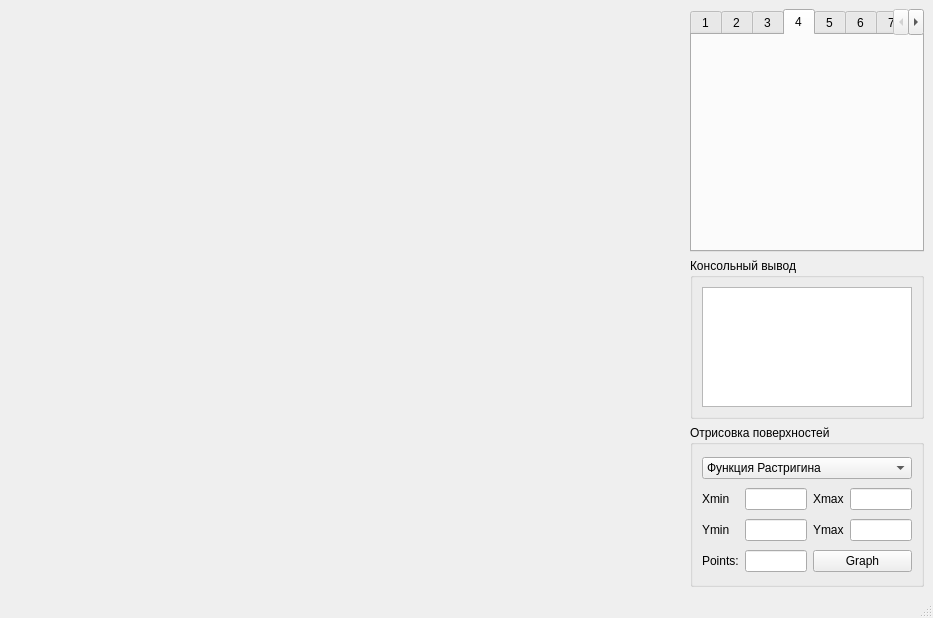
This is src/ui/main.ui in Dramaturg1/SearchOptimization as Qt 5 draws it before an edit. The edited form follows.
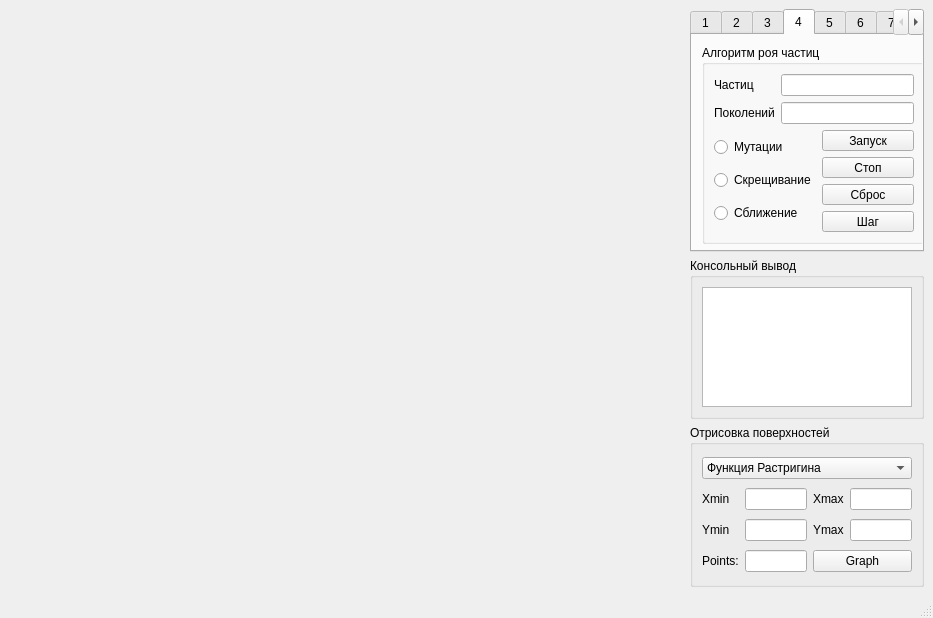
This is the edited form. The open tabs and pages were chosen to show the change.

The edit to the form file:
```diff
--- a/src/ui/main.ui
+++ b/src/ui/main.ui
@@ -345,6 +345,115 @@
            <attribute name="title">
             <string>4</string>
            </attribute>
+           <widget class="QGroupBox" name="groupBox_6">
+            <property name="geometry">
+             <rect>
+              <x>10</x>
+              <y>10</y>
+              <width>224</width>
+              <height>199</height>
+             </rect>
+            </property>
+            <property name="title">
+             <string>Алгоритм роя частиц</string>
+            </property>
+            <layout class="QVBoxLayout" name="verticalLayout_11">
+             <item>
+              <layout class="QGridLayout" name="gridLayout_7">
+               <item row="1" column="1">
+                <widget class="QLineEdit" name="lineEdit_16"/>
+               </item>
+               <item row="0" column="1">
+                <widget class="QLineEdit" name="lineEdit_17"/>
+               </item>
+               <item row="0" column="0">
+                <widget class="QLabel" name="label_16">
+                 <property name="text">
+                  <string>Частиц</string>
+                 </property>
+                </widget>
+               </item>
+               <item row="1" column="0">
+                <widget class="QLabel" name="label_17">
+                 <property name="text">
+                  <string>Поколений</string>
+                 </property>
+                </widget>
+               </item>
+              </layout>
+             </item>
+             <item>
+              <layout class="QHBoxLayout" name="horizontalLayout_4">
+               <item>
+                <layout class="QVBoxLayout" name="verticalLayout_12">
+                 <item>
+                  <widget class="QRadioButton" name="radioButton_4">
+                   <property name="text">
+                    <string>Мутации</string>
+                   </property>
+                   <property name="autoExclusive">
+                    <bool>false</bool>
+                   </property>
+                  </widget>
+                 </item>
+                 <item>
+                  <widget class="QRadioButton" name="radioButton_5">
+                   <property name="text">
+                    <string>Скрещивание</string>
+                   </property>
+                   <property name="autoExclusive">
+                    <bool>false</bool>
+                   </property>
+                  </widget>
+                 </item>
+                 <item>
+                  <widget class="QRadioButton" name="radioButton_6">
+                   <property name="text">
+                    <string>Сближение</string>
+                   </property>
+                   <property name="autoExclusive">
+                    <bool>false</bool>
+                   </property>
+                  </widget>
+                 </item>
+                </layout>
+               </item>
+               <item>
+                <layout class="QVBoxLayout" name="verticalLayout_13">
+                 <item>
+                  <widget class="QPushButton" name="pushButton_13">
+                   <property name="text">
+                    <string>Запуск</string>
+                   </property>
+                  </widget>
+                 </item>
+                 <item>
+                  <widget class="QPushButton" name="pushButton_14">
+                   <property name="text">
+                    <string>Стоп</string>
+                   </property>
+                  </widget>
+                 </item>
+                 <item>
+                  <widget class="QPushButton" name="pushButton_15">
+                   <property name="text">
+                    <string>Сброс</string>
+                   </property>
+                  </widget>
+                 </item>
+                 <item>
+                  <widget class="QPushButton" name="pushButton_16">
+                   <property name="text">
+                    <string>Шаг</string>
+                   </property>
+                  </widget>
+                 </item>
+                </layout>
+               </item>
+              </layout>
+             </item>
+            </layout>
+           </widget>
           </widget>
           <widget class="QWidget" name="tab_5">
            <attribute name="title">
```
Left out of the diff: 2 changed lines with no effect on the pictures.
